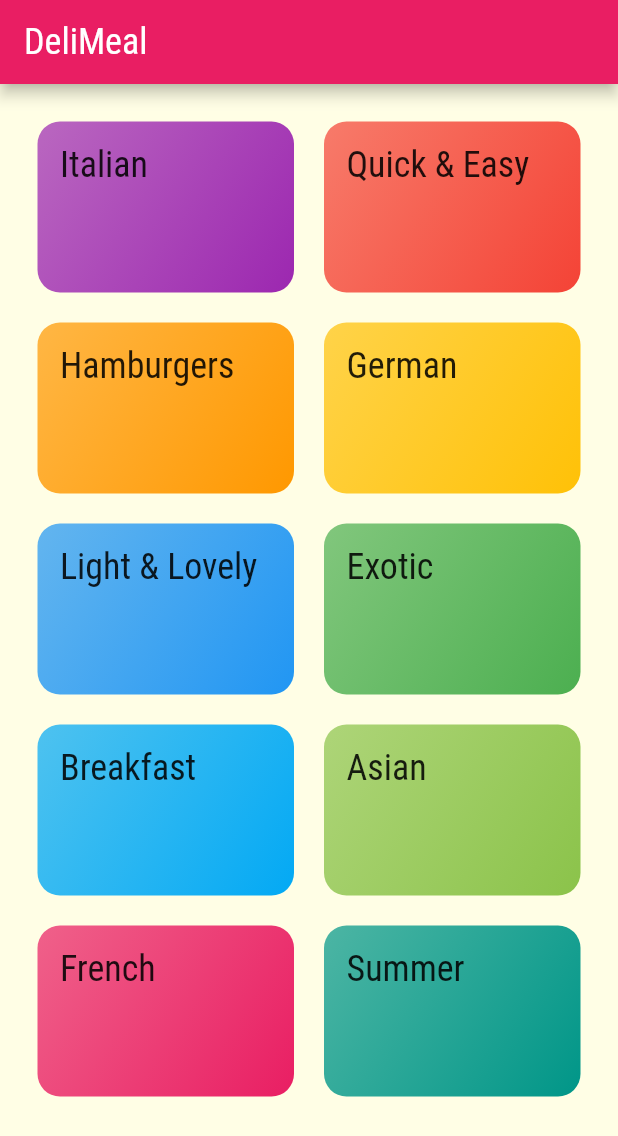
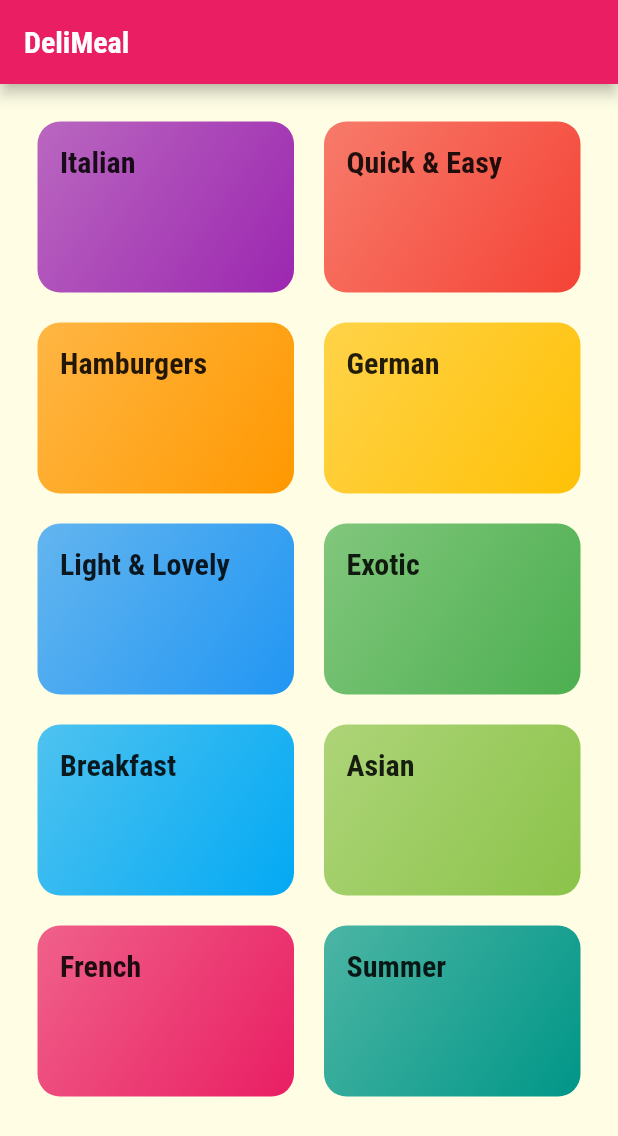
Before and after one commit to BehruzbekOlimov/my_app, a Flutter app: the screen it shows after launch, on a phone screen of 412 x 824 dp. Shown: the top 1136 px of the screen. Run offline on Flutter 3.47's test engine with Material 2 defaults, Android fonts, the phone set to English and light mode, and no system bars.

```diff
--- a/lib/categories_screen.dart
+++ b/lib/categories_screen.dart
@@ -3,6 +3,8 @@ import 'package:my_app/category_item.dart';
 import 'package:my_app/dummy_data.dart';
 
 class CategoriesScreen extends StatelessWidget {
+  static const String  routeName = '/';
+
   const CategoriesScreen({Key? key}) : super(key: key);
 
   @override
@@ -19,7 +21,7 @@ class CategoriesScreen extends StatelessWidget {
           crossAxisSpacing: 20,
           mainAxisSpacing: 20,
         ),
-        children: DUMMY_CATEGORIES.map((category) => CategoryItem(title: category.name, color: category.color)).toList(),
+        children: DUMMY_CATEGORIES.map((category) => CategoryItem(title: category.name, color: category.color, id: category.id,)).toList(),
       ),
     );
   }
--- a/lib/category_item.dart
+++ b/lib/category_item.dart
@@ -1,23 +1,40 @@
 import 'package:flutter/material.dart';
+import 'package:my_app/category_meals_screen.dart';
 
 class CategoryItem extends StatelessWidget {
+  final String id;
   final String title;
   final Color color;
 
-  const CategoryItem({Key? key, required this.title, required this.color})
+  const CategoryItem(
+      {Key? key, required this.title, required this.color, required this.id})
       : super(key: key);
+
+  void selectCategory(BuildContext context) {
+    Navigator.of(context).pushNamed(
+      CategoryMealsScreen.routeName,
+      arguments: {'id': id, 'title': title},
+    );
+  }
 
   @override
   Widget build(BuildContext context) {
-    return Container(
+    return InkWell(
+      onTap: () => selectCategory(context),
+      splashColor: Theme.of(context).primaryColor,
+      borderRadius: BorderRadius.circular(15),
+      child: Container(
         padding: const EdgeInsets.all(15),
-      child: Text(title, style: Theme.of(context).textTheme.headline6,),
+        child: Text(
+          title,
+          style: Theme.of(context).textTheme.headline6,
+        ),
         decoration: BoxDecoration(
             gradient: LinearGradient(
                 colors: [color.withOpacity(0.7), color],
                 begin: Alignment.topLeft,
                 end: Alignment.bottomRight),
-        borderRadius: BorderRadius.circular(15)
+            borderRadius: BorderRadius.circular(15)),
       ),
     );
   }
--- a/lib/main.dart
+++ b/lib/main.dart
@@ -1,5 +1,6 @@
 import 'package:flutter/material.dart';
 import 'package:my_app/categories_screen.dart';
+import 'package:my_app/category_meals_screen.dart';
 
 void main() {
   runApp(const MyApp());
@@ -19,7 +20,8 @@ class MyApp extends StatelessWidget {
         bodyText1: const TextStyle(color: Color.fromRGBO(20, 51, 51, 1)),
         bodyText2: const TextStyle(color: Color.fromRGBO(20, 51, 51, 1)),
         headline6: const TextStyle(
-          fontSize: 24,
+          fontSize: 20,
+          fontWeight: FontWeight.bold,
           fontFamily: 'RobotoCondensed',
         ),
       ),
@@ -29,7 +31,12 @@ class MyApp extends StatelessWidget {
       title: 'Flutter Demo',
       theme: theme.copyWith(
           colorScheme: theme.colorScheme.copyWith(secondary: Colors.amber)),
-      home: const CategoriesScreen(),
+      // home: const CategoriesScreen(),
+      initialRoute: CategoriesScreen.routeName,
+      routes: {
+        CategoriesScreen.routeName: (context) => const CategoriesScreen(),
+        CategoryMealsScreen.routeName: (context) => const CategoryMealsScreen()
+      },
     );
   }
 }
```
Also changed, not shown: lib/category_meals_screen.dart (added, +22 -0 lines). Lines whose indentation alone changed are shown as unchanged.
